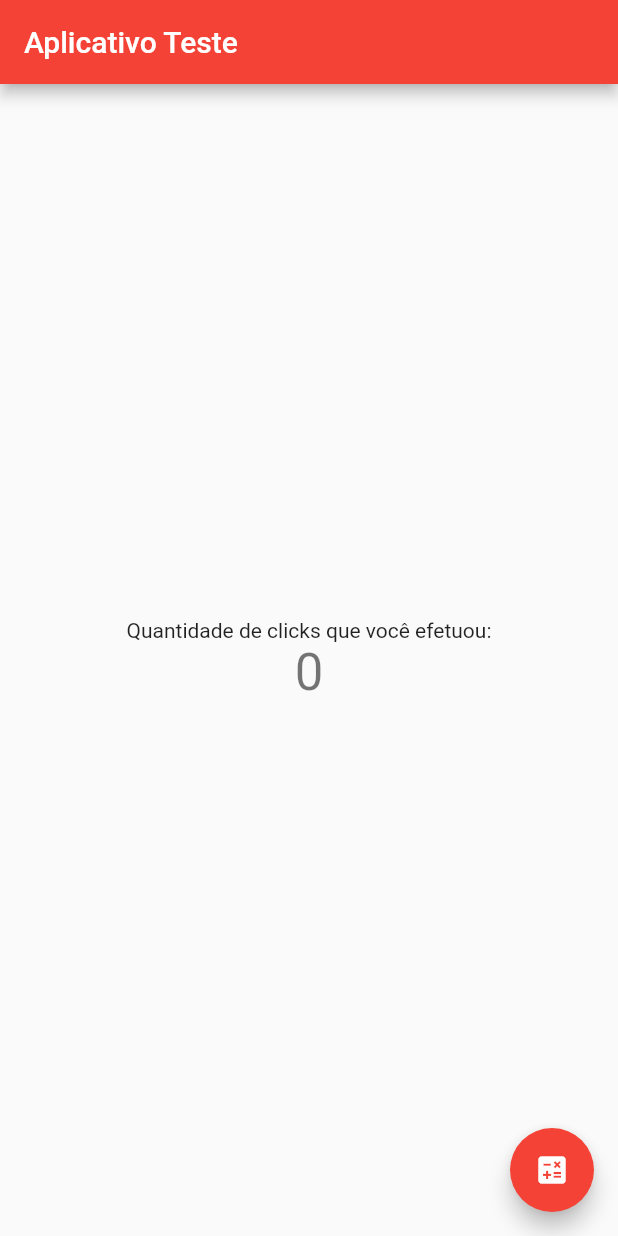
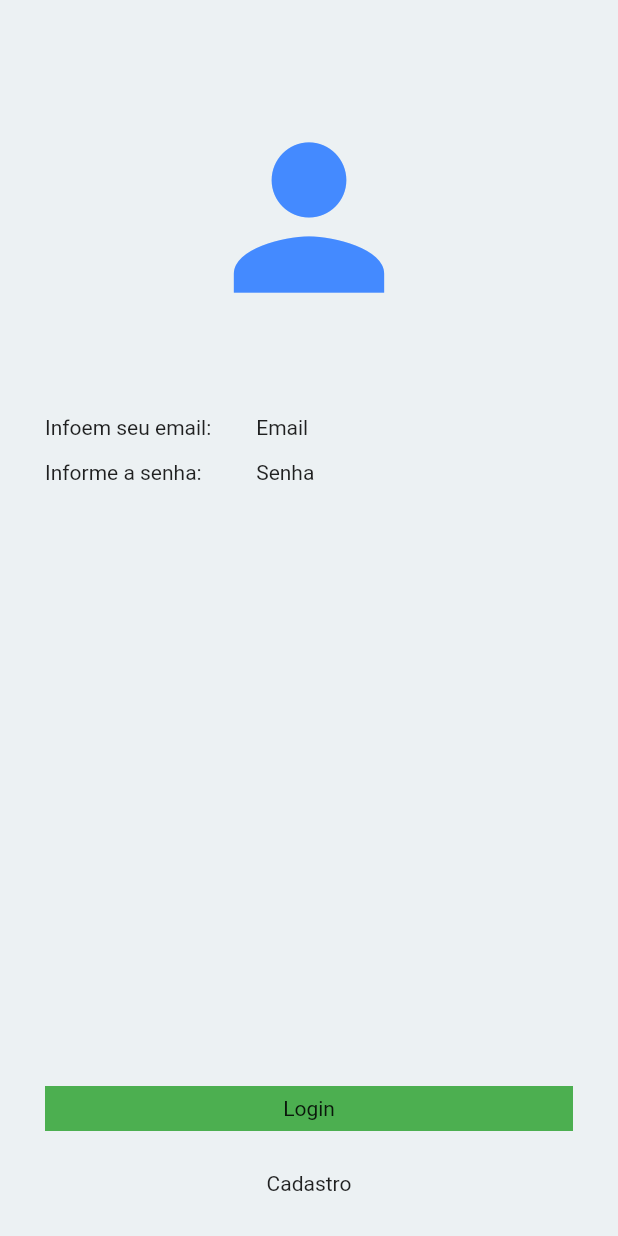
Before and after one commit to JoseCardoso-dev/primeiro-app-flutter, a Flutter app: the screen it shows after launch, on a phone screen of 412 x 824 dp. Run offline on Flutter 3.47's test engine with Material 2 defaults, Android fonts, the phone set to English and light mode, and no system bars; our stand-ins replace google_fonts.

Commit message:
create first pages

```diff
--- a/lib/main.dart
+++ b/lib/main.dart
@@ -1,68 +1,6 @@
 import 'package:flutter/material.dart';
+import 'my_app.dart';
 
 void main() {
   runApp(const MyApp());
 }
-
-class MyApp extends StatelessWidget {
-  const MyApp({super.key});
-
-  @override
-  Widget build(BuildContext context) {
-    return MaterialApp(
-      title: 'Flutter Demo',
-      theme: ThemeData(
-        primarySwatch: Colors.red,
-      ),
-      home: const MyHomePage(title: 'Aplicativo Teste'),
-    );
-  }
-}
-
-class MyHomePage extends StatefulWidget {
-  const MyHomePage({super.key, required this.title});
-
-  final String title;
-
-  @override
-  State<MyHomePage> createState() => _MyHomePageState();
-}
-
-class _MyHomePageState extends State<MyHomePage> {
-  int _counter = 0;
-
-  void _incrementCounter() {
-    setState(() {
-      _counter += 2;
-    });
-  }
-
-  @override
-  Widget build(BuildContext context) {
-    return Scaffold(
-      appBar: AppBar(
-        title: Text(widget.title),
-      ),
-      body: Center(
-        child: Column(
-          mainAxisAlignment: MainAxisAlignment.center,
-          children: <Widget>[
-            const Text(
-              'Quantidade de clicks que você efetuou:',
-            ),
-            Text(
-              '$_counter',
-              style: Theme.of(context).textTheme.headlineMedium,
-            ),
-          ],
-        ),
-      ),
-      floatingActionButton: FloatingActionButton(
-        onPressed: _incrementCounter,
-        tooltip: 'soma 2',
-        child: const Icon(Icons.calculate),
-      ),
-      // This trailing comma makes auto-formatting nicer for build methods.
-    );
-  }
-}
--- /dev/null
+++ b/lib/my_app.dart
@@ -0,0 +1,19 @@
+import 'package:flutter/material.dart';
+import 'package:google_fonts/google_fonts.dart';
+
+import 'pages/home_page.dart';
+import 'pages/login_page.dart';
+
+class MyApp extends StatelessWidget {
+  const MyApp({Key? key}) : super(key: key);
+
+  @override
+  Widget build(BuildContext context) {
+    return MaterialApp(
+      debugShowCheckedModeBanner: false,
+      theme: ThemeData(
+          primarySwatch: Colors.red, textTheme: GoogleFonts.robotoTextTheme()),
+      home: const LoginPage(),
+    );
+  }
+}
--- /dev/null
+++ b/lib/pages/login_page.dart
@@ -0,0 +1,83 @@
+import 'package:flutter/material.dart';
+
+class LoginPage extends StatefulWidget {
+  const LoginPage({Key? key}) : super(key: key);
+
+  @override
+  State<LoginPage> createState() => _LoginPageState();
+}
+
+class _LoginPageState extends State<LoginPage> {
+  @override
+  Widget build(BuildContext context) {
+    return SafeArea(
+      child: Scaffold(
+        backgroundColor: const Color.fromARGB(255, 236, 241, 243),
+        body: SizedBox(
+          width: double.infinity,
+          child: Column(
+            crossAxisAlignment: CrossAxisAlignment.center,
+            children: [
+              const SizedBox(
+                height: 70,
+              ),
+              const Icon(
+                Icons.person,
+                size: 150,
+                color: Colors.blueAccent,
+              ),
+              const SizedBox(
+                height: 50,
+              ),
+              Container(
+                width: double.infinity,
+                margin: const EdgeInsets.symmetric(horizontal: 30),
+                height: 30,
+                alignment: Alignment.center,
+                child: Row(
+                  children: [
+                    const Expanded(flex: 2, child: Text("Infoem seu email:")),
+                    const Expanded(flex: 3, child: Text("Email")),
+                  ],
+                ),
+              ),
+              Container(
+                width: double.infinity,
+                margin: EdgeInsets.symmetric(horizontal: 30),
+                height: 30,
+                alignment: Alignment.center,
+                child: Row(
+                  children: [
+                    Expanded(flex: 2, child: Text("Informe a senha:")),
+                    Expanded(flex: 3, child: Text("Senha")),
+                  ],
+                ),
+              ),
+              Expanded(child: Container()),
+              Container(
+                width: double.infinity,
+                margin: EdgeInsets.symmetric(horizontal: 30),
+                color: Colors.green,
+                height: 30,
+                alignment: Alignment.center,
+                child: Text("Login"),
+              ),
+              const SizedBox(
+                height: 20,
+              ),
+              Container(
+                margin: EdgeInsets.symmetric(horizontal: 30),
+                height: 30,
+                alignment: Alignment.center,
+                child: Text("Cadastro"),
+              ),
+              const SizedBox(
+                height: 20,
+              ),
+            ],
+          ),
+        ),
+      ),
+    );
+  }
+}
--- a/pubspec.yaml
+++ b/pubspec.yaml
@@ -28,6 +28,7 @@ environment:
 # the latest version available on pub.dev. To see which dependencies have newer
 # versions available, run `flutter pub outdated`.
 dependencies:
+  google_fonts: ^4.0.3
   flutter:
     sdk: flutter
 
```
Also changed, not shown: lib/pages/home_page.dart (added, +117 -0 lines), lib/service/gerador_numero_aleatorio_service.dart (added, +8 -0 lines), pubspec.lock, 2 other files.
